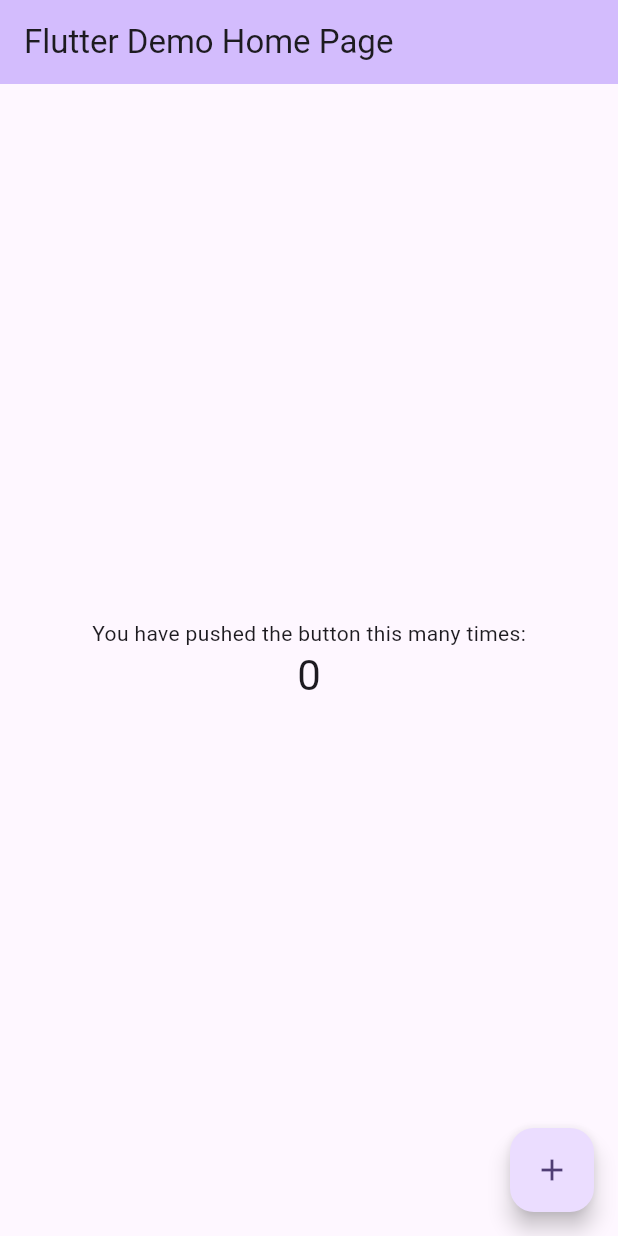
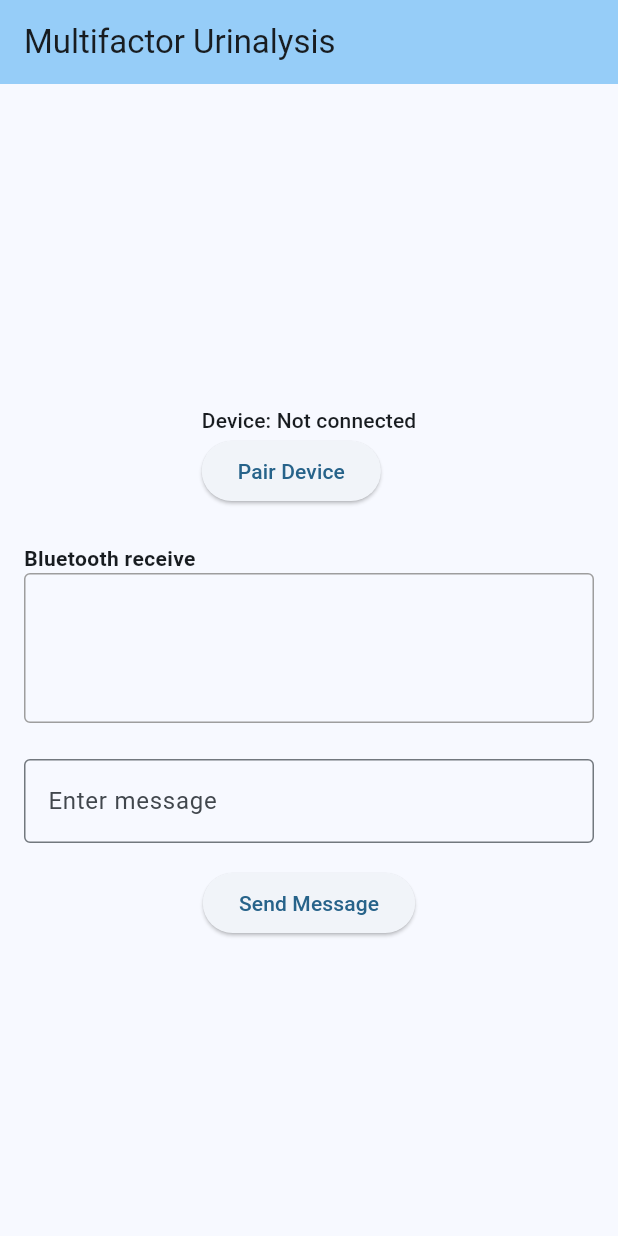
Before and after one commit to hrtmnj/multifactor-medical-app, a Flutter app: the screen it shows after launch, on a phone screen of 412 x 824 dp. Run offline on Flutter 3.47's test engine with Material 3 defaults, Android fonts, the phone set to English and light mode, and no system bars; our stand-ins replace flutter_bluetooth_serial.

Commit message:
App functionality updates, stuck on bluetooth

```diff
--- a/lib/main.dart
+++ b/lib/main.dart
@@ -1,4 +1,5 @@
 import 'package:flutter/material.dart';
+import 'package:flutter_bluetooth_serial/flutter_bluetooth_serial.dart';
 
 void main() {
   runApp(const MyApp());
@@ -28,10 +29,10 @@
         //
         // This works for code too, not just values: Most code changes can be
         // tested with just a hot reload.
-        colorScheme: ColorScheme.fromSeed(seedColor: Colors.deepPurple),
+        colorScheme: ColorScheme.fromSeed(seedColor: Colors.lightBlue),
         useMaterial3: true,
       ),
-      home: const MyHomePage(title: 'Flutter Demo Home Page'),
+      home: const MyHomePage(title: 'Multifactor Urinalysis'),
     );
   }
 }
@@ -55,71 +56,107 @@
 }
 
 class _MyHomePageState extends State<MyHomePage> {
-  int _counter = 0;
+  String _receivedMessage = "";
+  String _deviceName = "Not connected";
+  final TextEditingController _textController = TextEditingController();
 
-  void _incrementCounter() {
+  void _sendMessage() {
+    print("Button clicked");
     setState(() {
-      // This call to setState tells the Flutter framework that something has
-      // changed in this State, which causes it to rerun the build method below
-      // so that the display can reflect the updated values. If we changed
-      // _counter without calling setState(), then the build method would not be
-      // called again, and so nothing would appear to happen.
-      _counter++;
+      _textController.clear();
     });
   }
 
   @override
   Widget build(BuildContext context) {
-    // This method is rerun every time setState is called, for instance as done
-    // by the _incrementCounter method above.
-    //
-    // The Flutter framework has been optimized to make rerunning build methods
-    // fast, so that you can just rebuild anything that needs updating rather
-    // than having to individually change instances of widgets.
     return Scaffold(
       appBar: AppBar(
-        // TRY THIS: Try changing the color here to a specific color (to
-        // Colors.amber, perhaps?) and trigger a hot reload to see the AppBar
-        // change color while the other colors stay the same.
         backgroundColor: Theme.of(context).colorScheme.inversePrimary,
-        // Here we take the value from the MyHomePage object that was created by
-        // the App.build method, and use it to set our appbar title.
         title: Text(widget.title),
       ),
       body: Center(
-        // Center is a layout widget. It takes a single child and positions it
-        // in the middle of the parent.
         child: Column(
-          // Column is also a layout widget. It takes a list of children and
-          // arranges them vertically. By default, it sizes itself to fit its
-          // children horizontally, and tries to be as tall as its parent.
-          //
-          // Column has various properties to control how it sizes itself and
-          // how it positions its children. Here we use mainAxisAlignment to
-          // center the children vertically; the main axis here is the vertical
-          // axis because Columns are vertical (the cross axis would be
-          // horizontal).
-          //
-          // TRY THIS: Invoke "debug painting" (choose the "Toggle Debug Paint"
-          // action in the IDE, or press "p" in the console), to see the
-          // wireframe for each widget.
           mainAxisAlignment: MainAxisAlignment.center,
           children: <Widget>[
-            const Text(
-              'You have pushed the button this many times:',
+            Padding(
+              padding: const EdgeInsets.all(16.0),
+              child: Column(
+                crossAxisAlignment: CrossAxisAlignment.start,
+                children: [
+                  Text(
+                    'Device: $_deviceName',
+                    style: Theme.of(context).textTheme.labelLarge,
+                  ),
+                  ElevatedButton(
+                    onPressed: () async {
+                      try {
+                        // Check and request permissions
+                        bool? bluetoothPermissionGranted =
+                            await FlutterBluetoothSerial.instance
+                                .requestEnable();
+                        if (bluetoothPermissionGranted == true) {
+                          await FlutterBluetoothSerial.instance.openSettings();
+                        } else {
+                          ScaffoldMessenger.of(context).showSnackBar(
+                            const SnackBar(
+                                content: Text(
+                                    'Bluetooth permission is required to pair devices.')),
+                          );
+                        }
+                      } catch (e) {
+                        print("Error opening Bluetooth settings: \$e");
+                      }
+                    },
+                    child: const Text('Pair Device'),
+                  ),
+                ],
+              ),
             ),
-            Text(
-              '$_counter',
-              style: Theme.of(context).textTheme.headlineMedium,
+            Padding(
+              padding:
+                  const EdgeInsets.symmetric(horizontal: 16.0, vertical: 8.0),
+              child: Column(
+                crossAxisAlignment: CrossAxisAlignment.start,
+                children: [
+                  const Text(
+                    'Bluetooth receive',
+                    style: TextStyle(fontWeight: FontWeight.bold),
+                  ),
+                  SizedBox(
+                    width: MediaQuery.of(context).size.width - 32,
+                    child: Container(
+                      height: 100.0,
+                      padding: const EdgeInsets.all(8.0),
+                      decoration: BoxDecoration(
+                        border: Border.all(color: Colors.grey),
+                        borderRadius: BorderRadius.circular(4.0),
+                      ),
+                      child: Text(
+                        _receivedMessage,
+                        style: Theme.of(context).textTheme.headlineMedium,
+                      ),
+                    ),
+                  ),
+                ],
+              ),
+            ),
+            Padding(
+              padding: const EdgeInsets.all(16.0),
+              child: TextField(
+                controller: _textController,
+                decoration: const InputDecoration(
+                  border: OutlineInputBorder(),
+                  labelText: 'Enter message',
+                ),
+              ),
+            ),
+            ElevatedButton(
+              onPressed: _sendMessage,
+              child: const Text('Send Message'),
             ),
           ],
         ),
       ),
-      floatingActionButton: FloatingActionButton(
-        onPressed: _incrementCounter,
-        tooltip: 'Increment',
-        child: const Icon(Icons.add),
-      ), // This trailing comma makes auto-formatting nicer for build methods.
     );
   }
 }
--- a/pubspec.yaml
+++ b/pubspec.yaml
@@ -31,6 +31,7 @@ dependencies:
   flutter:
     sdk: flutter
 
+  flutter_bluetooth_serial: ^0.3.2
 
   # The following adds the Cupertino Icons font to your application.
   # Use with the CupertinoIcons class for iOS style icons.
```
Also changed, not shown: pubspec.lock.
